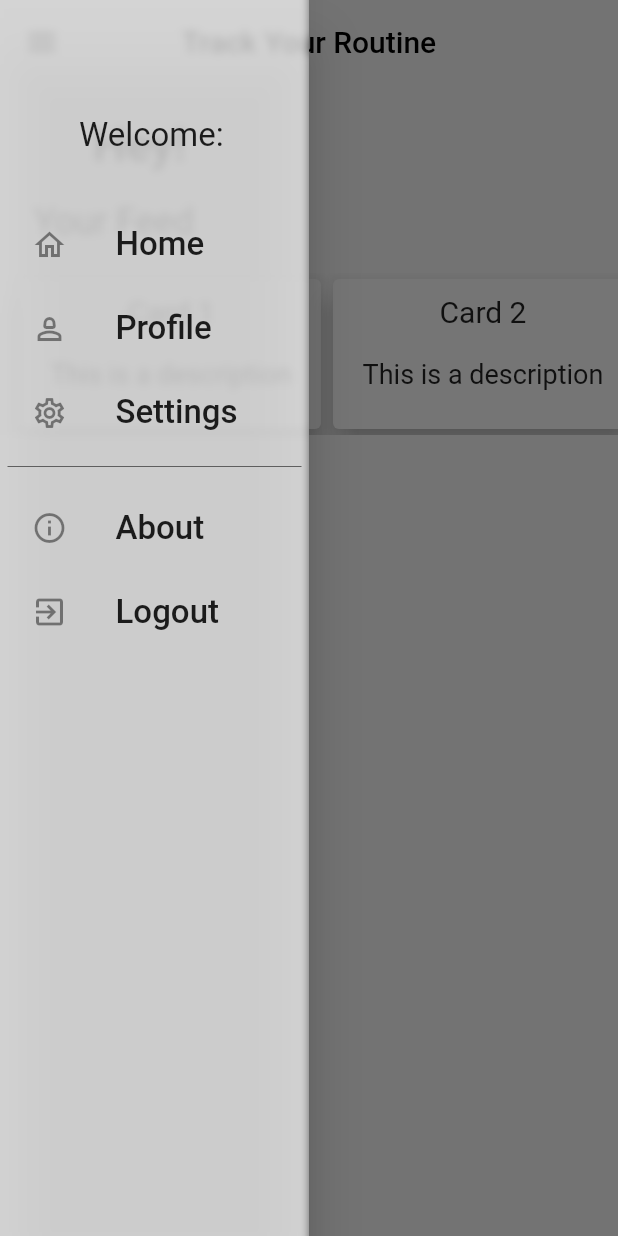
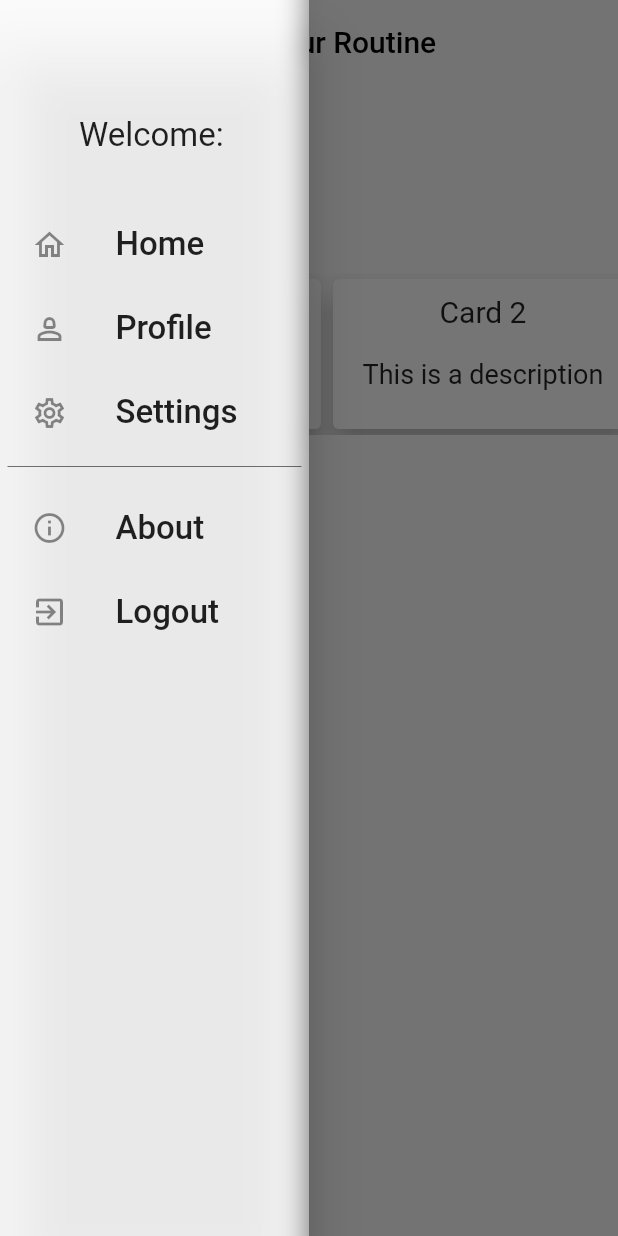
Before and after one commit to codecrafts1126/TYR, a Flutter app: the Home screen opened by its route, with the side drawer open, on a phone screen of 412 x 824 dp. Run offline on Flutter 3.47's test engine with Material 2 defaults, Android fonts, the phone set to English and light mode, and no system bars; our stand-ins replace firebase_auth, firebase_core, google_fonts, shared_preferences; accounts and stored records are empty; Roboto replaces fonts that are missing (Alata).

Commit message:
Added Drawer globally

```diff
--- a/lib/Pages/home.dart
+++ b/lib/Pages/home.dart
@@ -2,9 +2,8 @@ import 'dart:ui';
 
 import 'package:flutter/material.dart';
 import 'package:google_fonts/google_fonts.dart';
-import 'package:firebase_auth/firebase_auth.dart';
 import 'package:shared_preferences/shared_preferences.dart';
-import 'package:tyr/Pages/login_page.dart';
+import 'package:tyr/components/app_drawer.dart';
 import 'package:tyr/components/card.dart';
 
 class Home extends StatefulWidget {
@@ -14,144 +13,19 @@ class Home extends StatefulWidget {
   State<Home> createState() => _HomeState();
 }
 
+String username = '';
+String email = '';
+
 class _HomeState extends State<Home> {
-  String username = '';
-  String email = '';
-
   @override
   void initState() {
     super.initState();
-    getUsername();
-    getEmail();
-  }
-
-  Future<void> getUsername() async {
-    final prefs = await SharedPreferences.getInstance();
-    setState(() {
-      username = prefs.getString('username') ?? '';
-    });
-  }
-
-  Future<void> getEmail() async {
-    final prefs = await SharedPreferences.getInstance();
-    setState(() {
-      email = prefs.getString('email') ?? '';
-    });
-  }
-
-  void signOut() async {
-    final pref = await SharedPreferences.getInstance();
-    pref.remove('email');
-    pref.remove('rememberMe');
-
-    FirebaseAuth.instance.signOut();
-    Navigator.push(
-      context,
-      MaterialPageRoute(
-        builder: (context) => const Login(),
-      ),
-    );
   }
 
   @override
   Widget build(BuildContext context) {
     return Scaffold(
-      drawer: SizedBox(
-        width: MediaQuery.of(context).size.width * 0.5,
-        child: Drawer(
-          backgroundColor: Colors.white.withOpacity(0.7),
-          child: ClipRRect(
-            child: BackdropFilter(
-              filter: ImageFilter.blur(sigmaX: 3.0, sigmaY: 3.0),
-              child: ListView(
-                padding: const EdgeInsets.all(5),
-                children: <Widget>[
-                  const SizedBox(height: 70),
-                  SizedBox(
-                    height: 35,
-                    child: Column(
-                      mainAxisAlignment: MainAxisAlignment.spaceBetween,
-                      children: [
-                        Text(
-                          'Welcome: $username',
-                          style: TextStyle(
-                            fontSize: 22,
-                            fontFamily: GoogleFonts.alata().fontFamily,
-                          ),
-                        ),
-                      ],
-                    ),
-                  ),
-                  const SizedBox(height: 25),
-                  ListTile(
-                    leading: const Icon(Icons.home_outlined),
-                    title: Text(
-                      'Home',
-                      style: TextStyle(
-                        fontSize: 22,
-                        fontFamily: GoogleFonts.alata().fontFamily,
-                      ),
-                    ),
-                    onTap: () {},
-                  ),
-                  ListTile(
-                    leading: const Icon(Icons.person_2_outlined),
-                    title: Text(
-                      'Profile',
-                      style: TextStyle(
-                        fontSize: 22,
-                        fontFamily: GoogleFonts.alata().fontFamily,
-                      ),
-                    ),
-                    onTap: () {
-                      setState(() {});
-                    },
-                  ),
-                  ListTile(
-                    leading: const Icon(Icons.settings_outlined),
-                    title: Text(
-                      'Settings',
-                      style: TextStyle(
-                        fontSize: 22,
-                        fontFamily: GoogleFonts.alata().fontFamily,
-                      ),
-                    ),
-                    onTap: () {},
-                  ),
-                  const Divider(
-                    // thickness: 1.5,
-                    color: Colors.black54,
-                  ),
-                  const SizedBox(height: 5),
-                  ListTile(
-                    leading: const Icon(Icons.info_outline),
-                    title: Text(
-                      'About',
-                      style: TextStyle(
-                        fontSize: 22,
-                        fontFamily: GoogleFonts.alata().fontFamily,
-                      ),
-                    ),
-                  ),
-                  ListTile(
-                    leading: const Icon(Icons.exit_to_app_outlined),
-                    title: Text(
-                      'Logout',
-                      style: TextStyle(
-                        fontSize: 22,
-                        fontFamily: GoogleFonts.alata().fontFamily,
-                      ),
-                    ),
-                    onTap: () async {
-                      signOut();
-                    },
-                  ),
-                ],
-              ),
-            ),
-          ),
-        ),
-      ),
+      drawer: Appdraw(),
       appBar: AppBar(
         backgroundColor: Colors.transparent,
         elevation: 0,
--- /dev/null
+++ b/lib/components/app_drawer.dart
@@ -0,0 +1,162 @@
+import 'package:firebase_auth/firebase_auth.dart';
+import 'package:flutter/material.dart';
+import 'package:google_fonts/google_fonts.dart';
+import 'package:shared_preferences/shared_preferences.dart';
+
+import 'dart:ui';
+import 'package:tyr/Pages/profile.dart';
+
+import '../Pages/home.dart';
+import '../Pages/login_page.dart';
+
+class Appdraw extends StatefulWidget {
+  const Appdraw({super.key});
+
+  @override
+  State<Appdraw> createState() => _AppdrawState();
+}
+
+class _AppdrawState extends State<Appdraw> {
+  @override
+  void initState() {
+    super.initState();
+    getUsername();
+    getEmail();
+  }
+
+  Future<void> getUsername() async {
+    final prefs = await SharedPreferences.getInstance();
+    setState(() {
+      username = prefs.getString('username') ?? '';
+    });
+  }
+
+  Future<void> getEmail() async {
+    final prefs = await SharedPreferences.getInstance();
+    setState(() {
+      email = prefs.getString('email') ?? '';
+    });
+  }
+
+  @override
+  Widget build(BuildContext context) {
+    void signOut() async {
+      final pref = await SharedPreferences.getInstance();
+      pref.remove('email');
+      pref.remove('rememberMe');
+
+      FirebaseAuth.instance.signOut();
+      Navigator.push(
+        context,
+        MaterialPageRoute(
+          builder: (context) => const Login(),
+        ),
+      );
+    }
+
+    return Material(
+      child: SizedBox(
+        width: MediaQuery.of(context).size.width * 0.5,
+        child: Drawer(
+          backgroundColor: Colors.white.withOpacity(0.7),
+          child: ClipRRect(
+            child: BackdropFilter(
+              filter: ImageFilter.blur(sigmaX: 10.0, sigmaY: 10.0),
+              child: ListView(
+                padding: const EdgeInsets.all(5),
+                children: <Widget>[
+                  const SizedBox(height: 70),
+                  SizedBox(
+                    height: 35,
+                    child: Column(
+                      mainAxisAlignment: MainAxisAlignment.spaceBetween,
+                      children: [
+                        Text(
+                          'Welcome: $username',
+                          style: TextStyle(
+                            fontSize: 22,
+                            fontFamily: GoogleFonts.alata().fontFamily,
+                          ),
+                        ),
+                      ],
+                    ),
+                  ),
+                  const SizedBox(height: 25),
+                  ListTile(
+                    leading: const Icon(Icons.home_outlined),
+                    title: Text(
+                      'Home',
+                      style: TextStyle(
+                        fontSize: 22,
+                        fontFamily: GoogleFonts.alata().fontFamily,
+                      ),
+                    ),
+                    onTap: () {
+                      Navigator.pop(context);
+                      Navigator.of(context).push(MaterialPageRoute(
+                          builder: ((context) => const Home())));
+                    },
+                  ),
+                  ListTile(
+                    leading: const Icon(Icons.person_2_outlined),
+                    title: Text(
+                      'Profile',
+                      style: TextStyle(
+                        fontSize: 22,
+                        fontFamily: GoogleFonts.alata().fontFamily,
+                      ),
+                    ),
+                    onTap: () {
+                      Navigator.pop(context);
+                      Navigator.of(context).push(MaterialPageRoute(
+                          builder: ((context) => const CurrentUser())));
+                    },
+                  ),
+                  ListTile(
+                    leading: const Icon(Icons.settings_outlined),
+                    title: Text(
+                      'Settings',
+                      style: TextStyle(
+                        fontSize: 22,
+                        fontFamily: GoogleFonts.alata().fontFamily,
+                      ),
+                    ),
+                    onTap: () {},
+                  ),
+                  const Divider(
+                    // thickness: 1.5,
+                    color: Colors.black54,
+                  ),
+                  const SizedBox(height: 5),
+                  ListTile(
+                    leading: const Icon(Icons.info_outline),
+                    title: Text(
+                      'About',
+                      style: TextStyle(
+                        fontSize: 22,
+                        fontFamily: GoogleFonts.alata().fontFamily,
+                      ),
+                    ),
+                  ),
+                  ListTile(
+                    leading: const Icon(Icons.exit_to_app_outlined),
+                    title: Text(
+                      'Logout',
+                      style: TextStyle(
+                        fontSize: 22,
+                        fontFamily: GoogleFonts.alata().fontFamily,
+                      ),
+                    ),
+                    onTap: () async {
+                      signOut();
+                    },
+                  ),
+                ],
+              ),
+            ),
+          ),
+        ),
+      ),
+    );
+  }
+}
```
Also changed, not shown: lib/Pages/profile.dart (+8 -0 lines).
